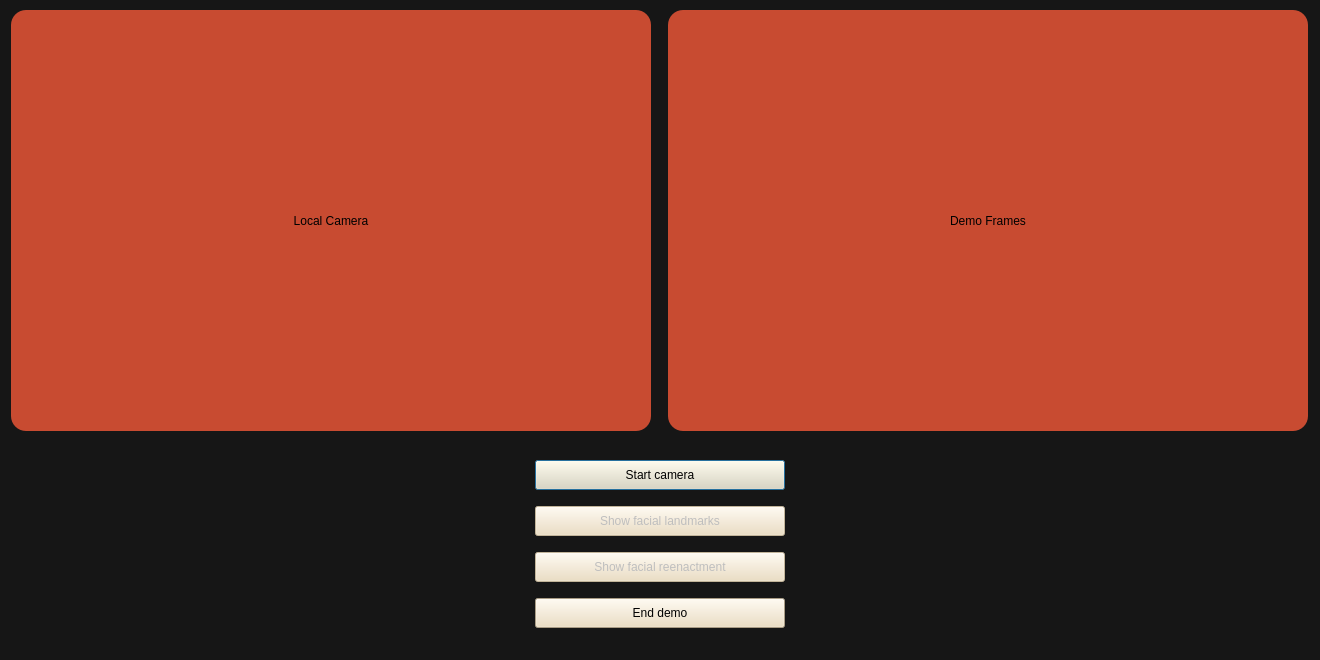
This is user_interfaces/demo.ui in hfzdnnzl/Final-Year-Project as Qt 5 draws it before an edit. The edited form follows.
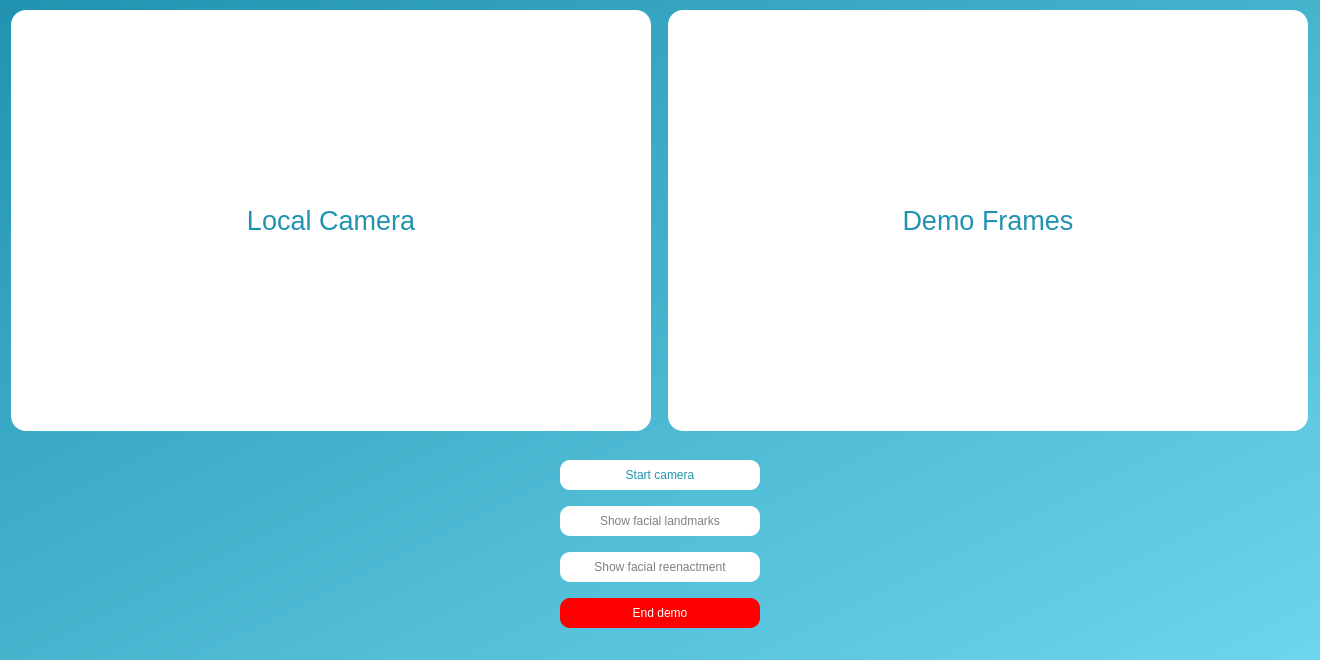
This is the edited form.

Patch:
```diff
--- a/user_interfaces/demo.ui
+++ b/user_interfaces/demo.ui
@@ -14,7 +14,23 @@
    <string>MainWindow</string>
   </property>
   <property name="styleSheet">
-   <string notr="true">background-color: rgb(22, 22, 22);</string>
+   <string notr="true">QDialog {
+background-color: QLinearGradient(x1:0, y1:0, x2:1, y2:1, stop: 0 #2193b0, stop: 1 #6dd5ed);
+}
+QPushButton{
+background-color: white;
+color:#2193b0;
+border-radius: 10px;
+/*transition-duration: 0.25s;*/
+}
+QPushButton:hover{
+background-color:#2193b0;
+color: white;
+border: 1px solid white;
+}
+QPushButton:disabled{
+color: grey;
+}</string>
   </property>
   <widget class="QWidget" name="centralwidget" native="true">
    <property name="geometry">
@@ -55,8 +71,14 @@
          <height>16777215</height>
         </size>
        </property>
+       <property name="font">
+        <font>
+         <pointsize>20</pointsize>
+        </font>
+       </property>
        <property name="styleSheet">
-        <string notr="true">background-color:rgb(200, 75, 49);
+        <string notr="true">background-color:white;
+color:#2193b0;
 border-radius:15px;</string>
        </property>
        <property name="text">
@@ -81,8 +103,14 @@
          <height>16777215</height>
         </size>
        </property>
+       <property name="font">
+        <font>
+         <pointsize>20</pointsize>
+        </font>
+       </property>
        <property name="styleSheet">
-        <string notr="true">background-color:rgb(200, 75, 49);
+        <string notr="true">background-color:white;
+color:#2193b0;
 border-radius:15px;
 </string>
        </property>
@@ -116,7 +144,7 @@
       <widget class="QPushButton" name="startCameraButton">
        <property name="minimumSize">
         <size>
-         <width>250</width>
+         <width>200</width>
          <height>30</height>
         </size>
        </property>
@@ -127,7 +155,7 @@
         </size>
        </property>
        <property name="styleSheet">
-        <string notr="true">background-color: rgb(236, 219, 186);</string>
+        <string notr="true"/>
        </property>
        <property name="text">
         <string>Start camera</string>
@@ -141,7 +169,7 @@
        </property>
        <property name="minimumSize">
         <size>
-         <width>250</width>
+         <width>200</width>
          <height>30</height>
         </size>
        </property>
@@ -152,7 +180,7 @@
         </size>
        </property>
        <property name="styleSheet">
-        <string notr="true">background-color: rgb(236, 219, 186);</string>
+        <string notr="true"/>
        </property>
        <property name="text">
         <string>Show facial landmarks</string>
@@ -166,7 +194,7 @@
        </property>
        <property name="minimumSize">
         <size>
-         <width>250</width>
+         <width>200</width>
          <height>30</height>
         </size>
        </property>
@@ -177,7 +205,7 @@
         </size>
        </property>
        <property name="styleSheet">
-        <string notr="true">background-color: rgb(236, 219, 186);</string>
+        <string notr="true"/>
        </property>
        <property name="text">
         <string>Show facial reenactment</string>
@@ -188,7 +216,7 @@
       <widget class="QPushButton" name="mainPageButton">
        <property name="minimumSize">
         <size>
-         <width>250</width>
+         <width>200</width>
          <height>30</height>
         </size>
        </property>
@@ -199,7 +227,13 @@
         </size>
        </property>
        <property name="styleSheet">
-        <string notr="true">background-color: rgb(236, 219, 186);</string>
+        <string notr="true">QPushButton{
+background-color:red;
+color:white;
+}
+QPushButton:hover{
+background-color:rgba(255,0,0,0.5);
+}</string>
        </property>
        <property name="text">
         <string>End demo</string>
```
